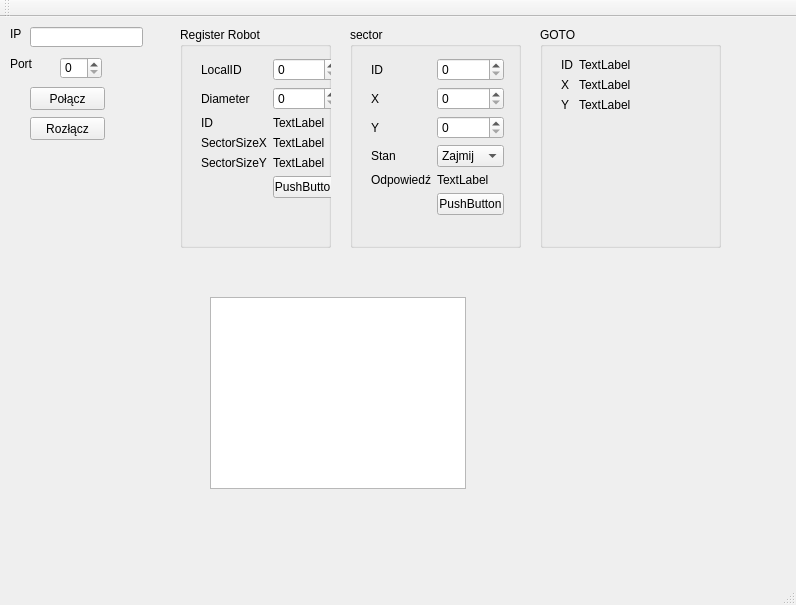
Old version of the form klient/klient.ui in the repository pawelbogner/sys_zdarzeniowe_2013.
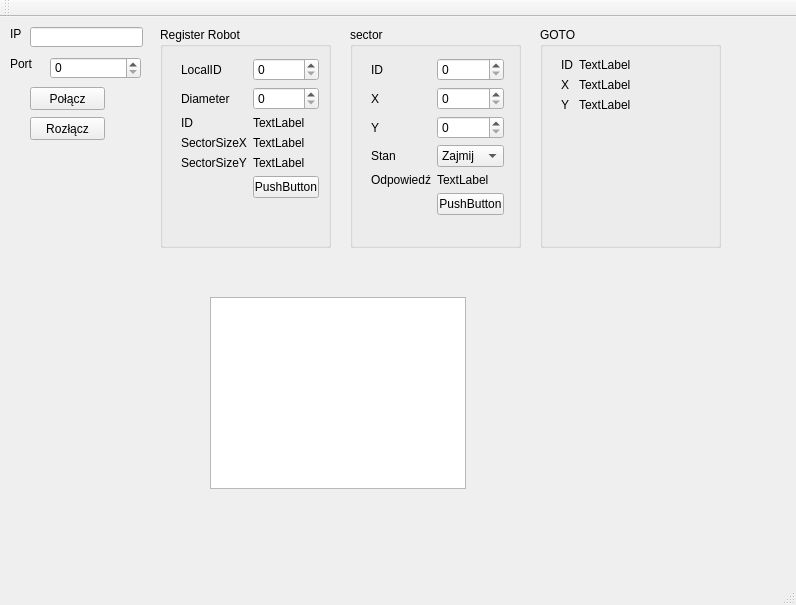
New version of the form.

Diff of the .ui file:
```diff
--- a/klient/klient.ui
+++ b/klient/klient.ui
@@ -40,9 +40,9 @@
    <widget class="QSpinBox" name="port">
     <property name="geometry">
      <rect>
-      <x>60</x>
+      <x>50</x>
       <y>40</y>
-      <width>42</width>
+      <width>91</width>
       <height>22</height>
      </rect>
     </property>
@@ -92,9 +92,9 @@
    <widget class="QGroupBox" name="groupBox">
     <property name="geometry">
      <rect>
-      <x>180</x>
+      <x>160</x>
       <y>10</y>
-      <width>151</width>
+      <width>171</width>
       <height>221</height>
      </rect>
     </property>
```
